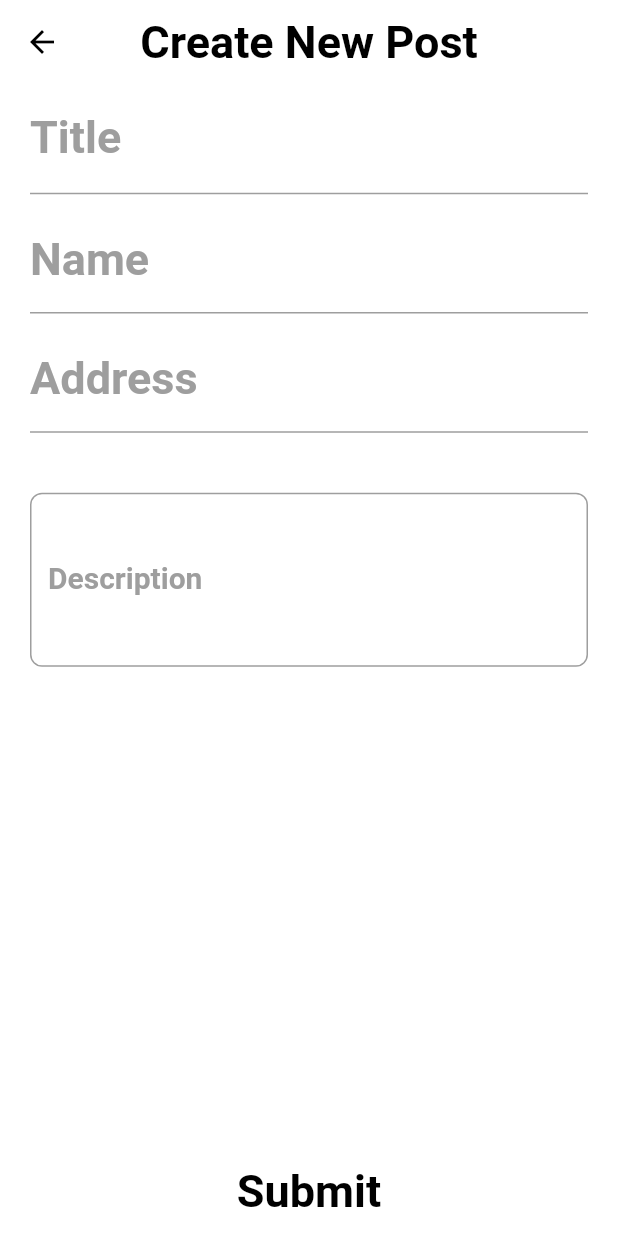
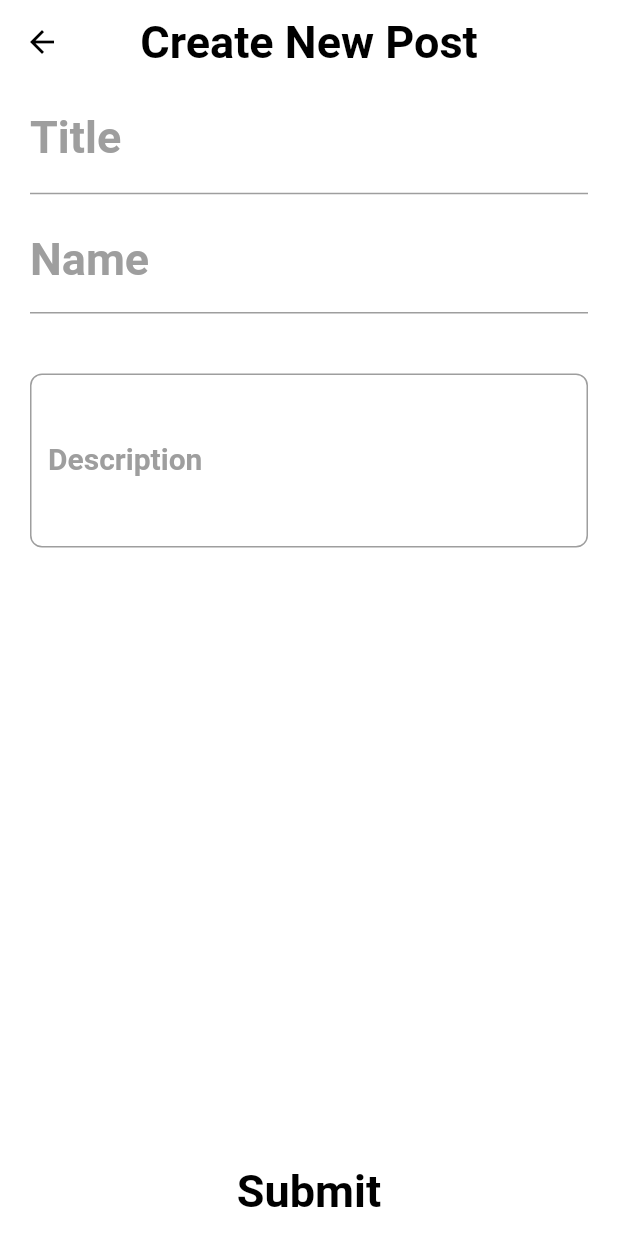
Before and after one commit to kyu21/CSCI-49000-Capstone, a Flutter app: the ScreenCreatePosts screen opened directly, on a phone screen of 412 x 824 dp. Run offline on Flutter 3.47's test engine with Material 2 defaults, Android fonts, the phone set to English and light mode, and no system bars; our stand-ins replace firebase_core, pull_to_refresh; missing offline and left inert: lit_firebase_auth; accounts and stored records are empty.

Commit message:
My Post Fix
- Updated it to match the posts screen
- Removed address text input
- Added automatic date input when creating a new post.

```diff
--- a/frontend/LocalHelper/lib/Screens/MainPages/MyPosts/screen_createposts.dart
+++ b/frontend/LocalHelper/lib/Screens/MainPages/MyPosts/screen_createposts.dart
@@ -11,7 +11,6 @@ class ScreenCreatePosts extends StatefulWidget {
 class _ScreenCreatePostsState extends State<ScreenCreatePosts> {
   final titleController = TextEditingController();
   final nameController = TextEditingController();
-  final addressController = TextEditingController();
   final descriptionController = TextEditingController();
 
   @override
@@ -99,32 +98,6 @@ class _ScreenCreatePostsState extends State<ScreenCreatePosts> {
               ),
             ),
 
-            SizedBox(height: 10),
-
-            // Address
-            Padding(
-              padding: const EdgeInsets.only(left: 20, right: 20),
-              child: TextField(
-                controller: addressController,
-                cursorColor: settings.darkMode ? Colors.white : Colors.grey,
-                keyboardType: TextInputType.name,
-                style: TextStyle(
-                  color: settings.darkMode ? Colors.white : Colors.black,
-                ),
-                decoration: InputDecoration(
-                  labelText: 'Address',
-                  labelStyle: TextStyle(
-                    color: Colors.grey,
-                    fontSize: 30,
-                    fontWeight: FontWeight.bold,
-                  ),
-                  enabledBorder: UnderlineInputBorder(
-                    borderSide: BorderSide(color: Colors.grey),
-                  ),
-                ),
-              ),
-            ),
-
             SizedBox(height: 40),
 
             // Description
@@ -175,7 +148,6 @@ class _ScreenCreatePostsState extends State<ScreenCreatePosts> {
                                 titleController.text,
                                 descriptionController.text,
                                 nameController.text,
-                                addressController.text,
                               ));
                         }
                       },
```
Also changed, not shown: frontend/LocalHelper/lib/Screens/MainPages/MyPosts/personalPosts.dart (+67 -36 lines).
